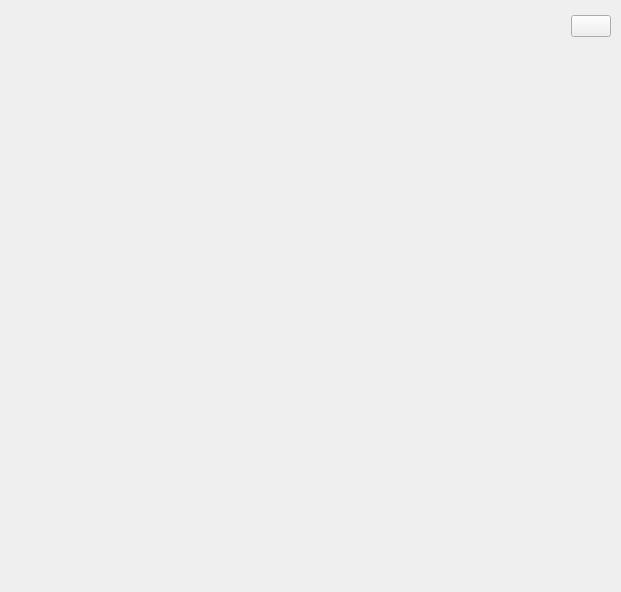
This is Res/mysentences.ui in theArcticOcean/enVocabulary as Qt 5 draws it before an edit. The edited form follows.
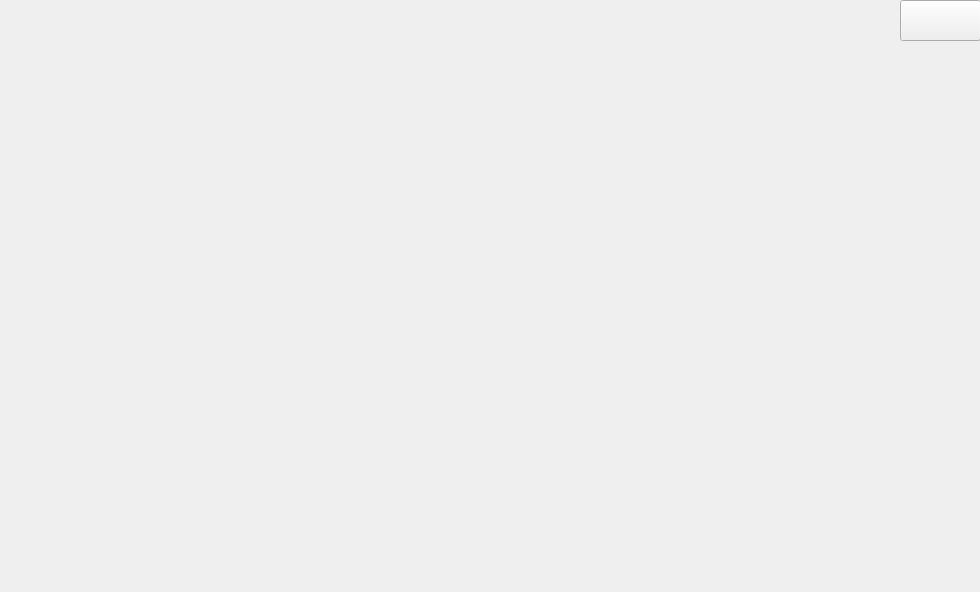
This is the edited form.

Commit message: :bug: fixed bugs: show incomplete sentence; go back icon position is changing

What changed in the file:
```diff
--- a/Res/mysentences.ui
+++ b/Res/mysentences.ui
@@ -6,44 +6,25 @@
    <rect>
     <x>0</x>
     <y>0</y>
-    <width>621</width>
+    <width>980</width>
     <height>592</height>
    </rect>
   </property>
   <property name="windowTitle">
    <string>Form</string>
   </property>
-  <widget class="QWidget" name="">
+  <widget class="QPushButton" name="backButton">
    <property name="geometry">
     <rect>
-     <x>20</x>
-     <y>10</y>
-     <width>591</width>
-     <height>32</height>
+     <x>900</x>
+     <y>0</y>
+     <width>81</width>
+     <height>41</height>
     </rect>
    </property>
-   <layout class="QHBoxLayout" name="horizontalLayout" stretch="20,1">
-    <item>
-     <spacer name="horizontalSpacer">
-      <property name="orientation">
-       <enum>Qt::Horizontal</enum>
-      </property>
-      <property name="sizeHint" stdset="0">
-       <size>
-        <width>378</width>
-        <height>20</height>
-       </size>
-      </property>
-     </spacer>
-    </item>
-    <item>
-     <widget class="QPushButton" name="backButton">
-      <property name="text">
-       <string/>
-      </property>
-     </widget>
-    </item>
-   </layout>
+   <property name="text">
+    <string/>
+   </property>
   </widget>
  </widget>
  <resources/>
```
The commit also changes 12 other files.
